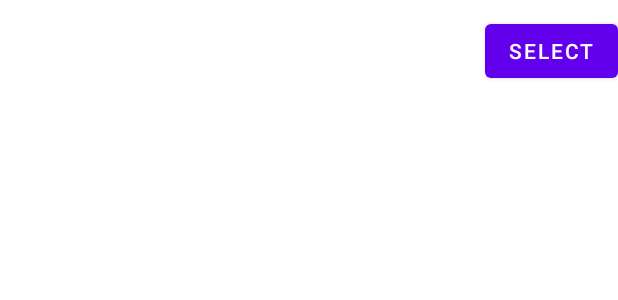
After one commit to Konstantinet/MobileApp, an Android app: the layout list_item_view.xml on its own in the app's theme, with its tools: preview values and no code run, on a phone screen of 412 x 824 dp. The commit adds this screen. Shown: the top 300 px of the screen. Run offline under Robolectric (Android 15) with nearby library versions, the phone set to English and light mode, and no system bars; Roboto replaces fonts that are not available here.

Commit message:
Font Selector added

```diff
--- a/app/src/main/AndroidManifest.xml
+++ b/app/src/main/AndroidManifest.xml
@@ -13,6 +13,7 @@
         android:supportsRtl="true"
         android:theme="@style/Theme.FinalThing">
         <activity android:name=".SecondActivity"></activity>
+        <activity android:name=".FontsLibActivity"></activity>
         <activity android:name=".MainActivity">
             <intent-filter>
                 <action android:name="android.intent.action.MAIN" />
--- /dev/null
+++ b/app/src/main/res/layout/list_item_view.xml
@@ -0,0 +1,27 @@
+<?xml version="1.0" encoding="utf-8"?>
+<LinearLayout xmlns:android="http://schemas.android.com/apk/res/android"
+    android:layout_width="match_parent"
+    android:layout_height="wrap_content"
+    android:gravity="center_vertical"
+    android:orientation="horizontal"
+    android:paddingTop="10dp"
+    android:paddingBottom="10dp"
+    >
+
+    <TextView
+        android:id="@+id/text_list_item"
+        android:layout_width="0dp"
+        android:layout_height="wrap_content"
+        android:layout_weight="1"
+        android:textSize="18sp" />
+    <Button
+        android:id="@+id/pick_button"
+        android:layout_width="wrap_content"
+        android:layout_height="wrap_content"
+        android:paddingLeft="16dp"
+        android:paddingRight="16dp"
+        android:text="Select"
+        />
+
+
+</LinearLayout>
```
Also changed, not shown: app/src/main/java/com/example/finalthing/FontsLibActivity.kt (added, +37 -0 lines), app/src/main/java/com/example/finalthing/FontsLibAdapter.kt (added, +54 -0 lines), app/src/main/java/com/example/finalthing/SecondActivity.kt (+34 -5 lines), app/src/main/res/layout/activity_lib.xml (added, +15 -0 lines), app/src/main/res/layout/activity_second.xml (+8 -0 lines).
